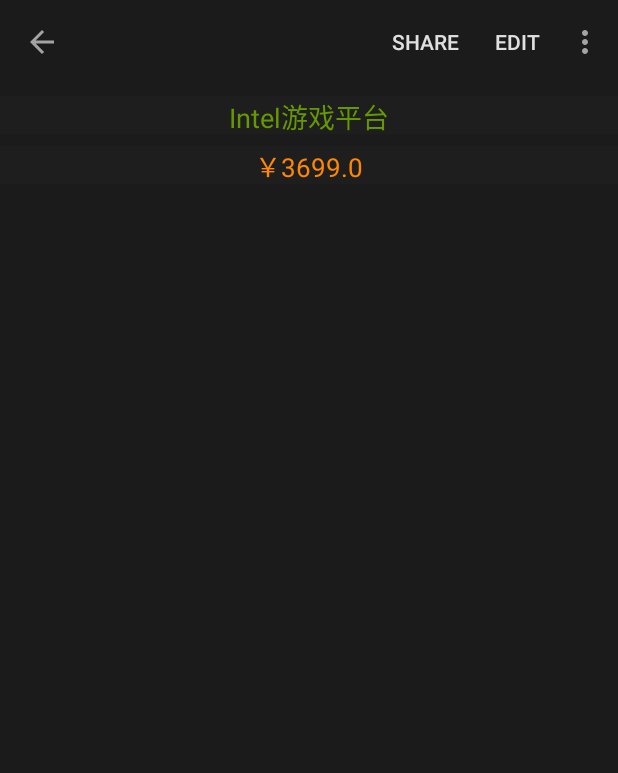
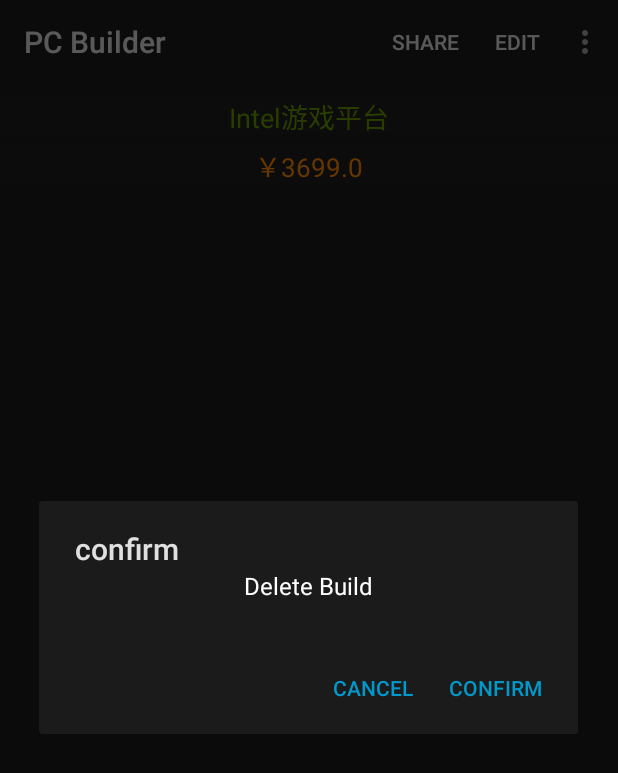
Before and after one commit to P9J7/PC_Builder, an Android app: the DisplayFragment screen opened through its navigation route, in the options menu, after a tap on "Delete", on a phone screen of 412 x 824 dp. Shown: the top 773 px of the screen. Run offline under Robolectric (Android 15) with nearby library versions, the phone set to English and light mode, and no system bars; our stand-ins replace Room's generated code; 2 statements that could not run were skipped.

Commit message:
完成了删除配置功能，还有菜单细节需要完善

```diff
--- a/app/src/main/java/com/p9j7/pcbuilder/Data/SchemeDao.java
+++ b/app/src/main/java/com/p9j7/pcbuilder/Data/SchemeDao.java
@@ -2,6 +2,7 @@
 
 import androidx.lifecycle.LiveData;
 import androidx.room.Dao;
+import androidx.room.Delete;
 import androidx.room.Insert;
 import androidx.room.Query;
 import androidx.room.Transaction;
@@ -34,4 +35,10 @@
 
     @Insert
     void insertCrossRef(SchemePartCrossRef... schemePartCrossRefs);
+
+    @Delete
+    void delete(Scheme... schemes);
+
+    @Delete
+    void deleteCrossRef(SchemePartCrossRef... crossRefs);
 }
--- a/app/src/main/java/com/p9j7/pcbuilder/Data/SchemeViewModel.java
+++ b/app/src/main/java/com/p9j7/pcbuilder/Data/SchemeViewModel.java
@@ -143,4 +143,8 @@
     public void insertSchemeAndParts(Scheme scheme, List<Part> toSaveParts) {
         schemeRepo.insertSchemeAndParts(scheme, toSaveParts);
     }
+
+    public void delete(Scheme scheme, List<Part> parts) {
+        schemeRepo.delete(scheme, parts);
+    }
 }
--- a/app/src/main/java/com/p9j7/pcbuilder/Fragment/BuildFragment.java
+++ b/app/src/main/java/com/p9j7/pcbuilder/Fragment/BuildFragment.java
@@ -180,6 +180,9 @@
                     // 这里其实可以优化，把详情在上面的遍历中也传过来，这样在对话框中就不要遍历了
                     SaveDialogFragment saveDialogFragment = new SaveDialogFragment(schemeViewModel, toSaveParts, totalNumberLive.get());
                     saveDialogFragment.show(getActivity().getSupportFragmentManager(), null);
+                    ActionBar actionBar = ((AppCompatActivity) getActivity()).getSupportActionBar();
+                    actionBar.setDisplayHomeAsUpEnabled(false);
+                    actionBar.setTitle("PC Builder");
                     return true;
                 }
                 return true;
--- a/app/src/main/java/com/p9j7/pcbuilder/Fragment/DisplayFragment.java
+++ b/app/src/main/java/com/p9j7/pcbuilder/Fragment/DisplayFragment.java
@@ -24,6 +24,7 @@
 import com.p9j7.pcbuilder.Data.SchemeViewModel;
 import com.p9j7.pcbuilder.Model.Part;
 import com.p9j7.pcbuilder.R;
+import com.p9j7.pcbuilder.Util.DeleteDialogFragment;
 
 import java.util.ArrayList;
 import java.util.List;
@@ -102,6 +103,13 @@
                 actionBar.setTitle("PC Builder");
                 NavHostFragment.findNavController(DisplayFragment.this).navigateUp();
                 return true;
+            case R.id.delete:
+                DeleteDialogFragment deleteDialogFragment = new DeleteDialogFragment(schemeViewModel);
+                deleteDialogFragment.show(getActivity().getSupportFragmentManager(), null);
+                ActionBar actionBar1 = ((AppCompatActivity) getActivity()).getSupportActionBar();
+                actionBar1.setDisplayHomeAsUpEnabled(false);
+                actionBar1.setTitle("PC Builder");
+                return true;
             default:
                 return super.onOptionsItemSelected(item);
         }
--- /dev/null
+++ b/app/src/main/java/com/p9j7/pcbuilder/Util/DeleteDialogFragment.java
@@ -0,0 +1,45 @@
+package com.p9j7.pcbuilder.Util;
+
+import android.app.AlertDialog;
+import android.app.Dialog;
+import android.content.DialogInterface;
+import android.os.Bundle;
+import android.view.View;
+
+import androidx.fragment.app.DialogFragment;
+import androidx.navigation.fragment.NavHostFragment;
+
+import com.p9j7.pcbuilder.Data.SchemeViewModel;
+import com.p9j7.pcbuilder.R;
+
+
+public class DeleteDialogFragment extends DialogFragment {
+    private SchemeViewModel schemeViewModel;
+
+    public DeleteDialogFragment(SchemeViewModel schemeViewModel) {
+        this.schemeViewModel = schemeViewModel;
+    }
+
+    @Override
+    public Dialog onCreateDialog(Bundle savedInstanceState) {
+        // Use the Builder class for convenient dialog construction
+        AlertDialog.Builder builder = new AlertDialog.Builder(getActivity());
+        View view = requireActivity().getLayoutInflater().inflate(R.layout.dialog_delete, null);
+        builder.setTitle(R.string.fire)
+                .setView(view)
+                .setPositiveButton(R.string.fire, new DialogInterface.OnClickListener() {
+                    public void onClick(DialogInterface dialog, int id) {
+                        schemeViewModel.delete(schemeViewModel.getSelected().getValue().getScheme(),
+                                schemeViewModel.getSelected().getValue().getParts());
+                        NavHostFragment.findNavController(DeleteDialogFragment.this).navigateUp();
+                    }
+                })
+                .setNegativeButton(R.string.back, new DialogInterface.OnClickListener() {
+                    @Override
+                    public void onClick(DialogInterface dialog, int which) {
+                    }
+                });
+        // Create the AlertDialog object and return it
+        return builder.create();
+    }
+}
--- /dev/null
+++ b/app/src/main/res/layout/dialog_delete.xml
@@ -0,0 +1,20 @@
+<?xml version="1.0" encoding="utf-8"?>
+<androidx.constraintlayout.widget.ConstraintLayout xmlns:android="http://schemas.android.com/apk/res/android"
+    xmlns:app="http://schemas.android.com/apk/res-auto"
+    android:layout_width="match_parent"
+    android:layout_height="match_parent">
+
+    <TextView
+        android:id="@+id/textView10"
+        android:layout_width="wrap_content"
+        android:layout_height="wrap_content"
+        android:text="@string/deltip"
+        android:textColor="@color/design_default_color_on_secondary"
+        android:textSize="16sp"
+        app:layout_constraintBottom_toBottomOf="parent"
+        app:layout_constraintEnd_toEndOf="parent"
+        app:layout_constraintHorizontal_bias="0.5"
+        app:layout_constraintStart_toStartOf="parent"
+        app:layout_constraintTop_toTopOf="parent"
+        app:layout_constraintVertical_bias="0.5" />
+</androidx.constraintlayout.widget.ConstraintLayout>
--- a/app/src/main/res/values/colors.xml
+++ b/app/src/main/res/values/colors.xml
@@ -5,4 +5,5 @@
     <color name="colorAccent">#03DAC5</color>
     <color name="titlecolor">#fafafa</color>
     <color name="no_background">#00ff0000</color>
+    <color name="cardview_color">#E6E2DE</color>
 </resources>
--- a/app/src/main/res/values/strings.xml
+++ b/app/src/main/res/values/strings.xml
@@ -43,5 +43,7 @@
     <string name="tosave">Save Build?</string>
     <string name="save">Save</string>
     <string name="cancel">No</string>
+    <string name="back">Cancel</string>
     <string name="build_name">Build Name</string>
+    <string name="deltip">Delete Build</string>
 </resources>
```
Also changed, not shown: app/src/main/java/com/p9j7/pcbuilder/Data/SchemeRepo.java (+35 -0 lines), app/src/main/res/layout/index_item.xml (+10 -9 lines), 1 other file.
